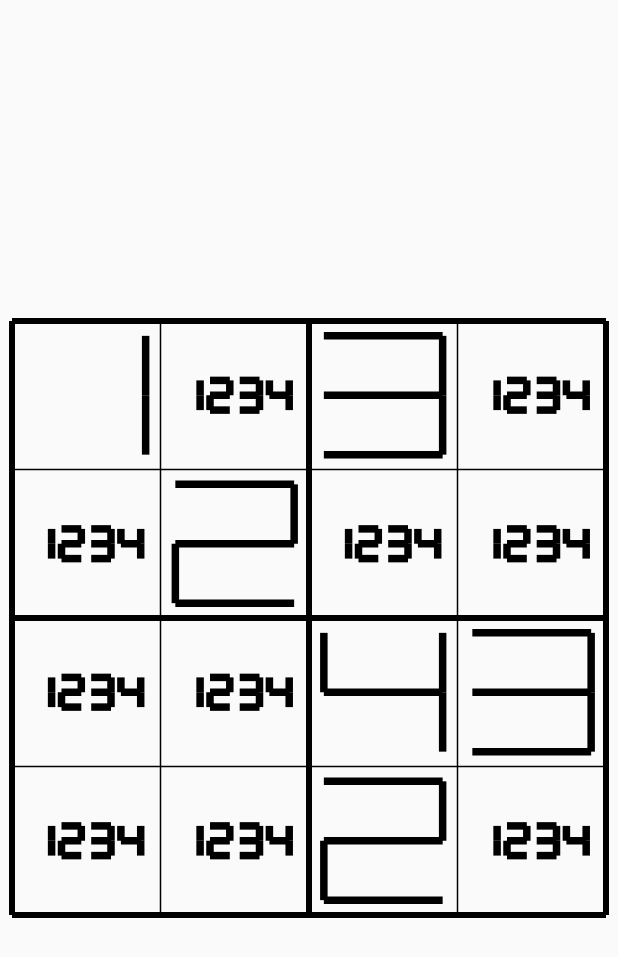
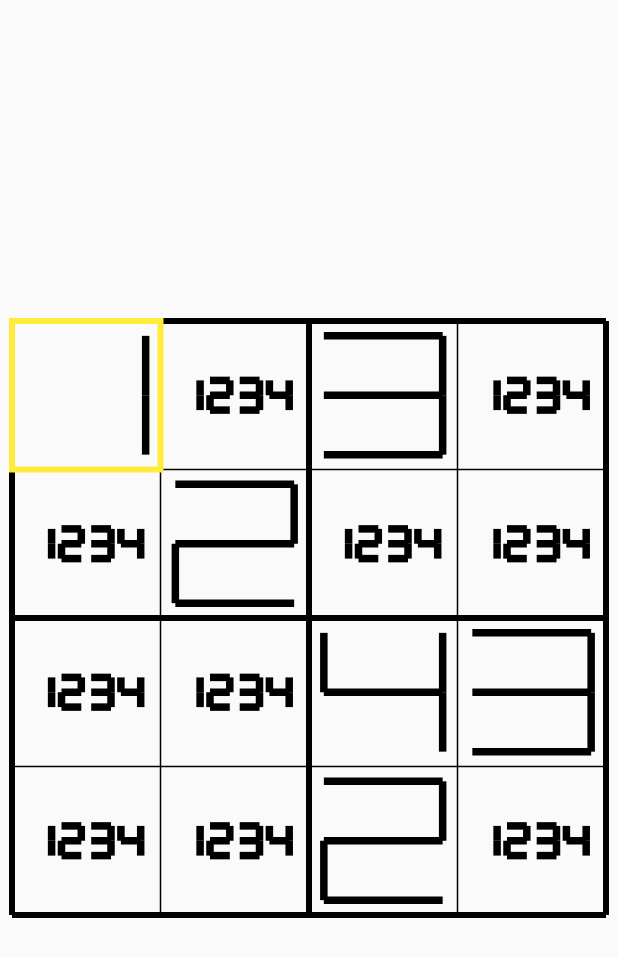
Before and after one commit to treeplate/sudoku, a Flutter app: the screen it shows after launch, on a phone screen of 412 x 824 dp. Shown: the top 957 px of the screen. Run offline on Flutter 3.47's test engine with Material 2 defaults, Android fonts, the phone set to English and light mode, and no system bars.

Commit message:
add select support

```diff
--- a/lib/gridDrawer.dart
+++ b/lib/gridDrawer.dart
@@ -7,26 +7,39 @@ class GridDrawer extends StatelessWidget {
   const GridDrawer({
     Key? key,
     required this.values,
+    required this.selected,
   }) : super(key: key);
-
+  final int selected;
   final List<List<int>> values;
 
   @override
   Widget build(BuildContext context) {
     return CustomPaint(
-      painter: GridPainter(values),
+      painter: GridPainter(values, selected),
     );
   }
 }
 
 class GridPainter extends CustomPainter {
-  GridPainter(this.values)
-    : assert(math.sqrt(values.length) % 1 == 0),
-      assert(math.sqrt(math.sqrt(values.length)) % 1 == 0);
-
-  static final Paint thinLine = Paint()..style = PaintingStyle.stroke..color = Colors.black..strokeWidth = 1.0;
-  static final Paint thickLine = Paint()..style = PaintingStyle.stroke..color = Colors.black..strokeWidth = 4.0;
-  static final Paint redLine = Paint()..style = PaintingStyle.stroke..color = Colors.red;
+  GridPainter(this.values, this.selected)
+      : assert(math.sqrt(values.length) % 1 == 0),
+        assert(math.sqrt(math.sqrt(values.length)) % 1 == 0);
+  final int selected;
+  static final Paint thinLine = Paint()
+    ..style = PaintingStyle.stroke
+    ..color = Colors.black
+    ..strokeWidth = 1.0;
+  static final Paint thickLine = Paint()
+    ..style = PaintingStyle.stroke
+    ..color = Colors.black
+    ..strokeWidth = 4.0;
+  static final Paint redLine = Paint()
+    ..style = PaintingStyle.stroke
+    ..color = Colors.red;
+    static final Paint yellowLine = Paint()
+    ..style = PaintingStyle.stroke
+    ..color = Colors.yellow
+    ..strokeWidth = 4.0;
 
   final List<List<int>> values;
 
@@ -40,28 +53,38 @@ class GridPainter extends CustomPainter {
 
   @override
   void paint(Canvas canvas, Size size) {
-    final double cellDim = size.shortestSide/dim;
+    final double cellDim = size.shortestSide / dim;
     final double padding = cellDim / 10.0;
     for (int x = 0; x < dim + 1; x += 1) {
-      canvas.drawLine(Offset(x * cellDim, 0), Offset(x * cellDim, cellDim * dim), x % blockSize == 0 ? thickLine : thinLine);
+      canvas.drawLine(
+          Offset(x * cellDim, 0),
+          Offset(x * cellDim, cellDim * dim),
+          x % blockSize == 0 ? thickLine : thinLine);
     }
     for (int y = 0; y < dim + 1; y += 1) {
-      canvas.drawLine(Offset(0, y * cellDim), Offset(cellDim * dim, y * cellDim), y % blockSize == 0 ? thickLine : thinLine);
+      canvas.drawLine(
+          Offset(0, y * cellDim),
+          Offset(cellDim * dim, y * cellDim),
+          y % blockSize == 0 ? thickLine : thinLine);
     }
     for (int y = 0; y < dim; y += 1) {
       for (int x = 0; x < dim; x += 1) {
         final List<int> centers = values[x + (y * dim)];
+        if(x + y * dim == selected) canvas.drawRect(Offset((x) * cellDim, (y) * cellDim) & Size.square(cellDim/1), yellowLine);
         if (centers.isNotEmpty) {
-          final double digitPadding = centers.length > 1 ? padding / (centers.length - 1) : 0.0;
+          final double digitPadding =
+              centers.length > 1 ? padding / (centers.length - 1) : 0.0;
           final double digitWidth = (cellDim - padding * 2.0) / centers.length;
           final double digitY = (y + 0.5) * cellDim - digitWidth / 2.0;
           double digitX = x * cellDim + padding;
           for (int digit in centers) {
-            drawNumber(canvas, digitX + digitPadding, digitY, digitWidth - digitPadding * 2.0, digitWidth, digit);
+            drawNumber(canvas, digitX + digitPadding, digitY,
+                digitWidth - digitPadding * 2.0, digitWidth, digit);
             digitX += digitWidth;
           }
         } else {
-          canvas.drawCircle(Offset((x + 0.5) * cellDim, (y + 0.5) * cellDim), cellDim / 4.0, redLine);
+          canvas.drawCircle(Offset((x + 0.5) * cellDim, (y + 0.5) * cellDim),
+              cellDim / 4.0, redLine);
         }
       }
     }
--- a/lib/logic.dart
+++ b/lib/logic.dart
@@ -82,6 +82,9 @@ class SudokuGrid {
   SudokuGrid removeCenter(int x, int y, int center) {
     return fill(x, y, position(x, y).toList()..remove(center));
   }
+  SudokuGrid addCenter(int x, int y, int center) {
+    return fill(x, y, position(x, y).toList()..add(center));
+  }
 
   static SudokuGrid fromStrings(List<String> rows) {
     List<List<int>> list = [];
--- a/lib/main.dart
+++ b/lib/main.dart
@@ -8,7 +8,7 @@ void main() {
 }
 
 class MyApp extends StatefulWidget {
-  const MyApp({ Key? key }): super(key: key);
+  const MyApp({Key? key}) : super(key: key);
 
   @override
   _MyAppState createState() => _MyAppState();
@@ -21,16 +21,39 @@ class _MyAppState extends State<MyApp> {
     "..43",
     "..2.",
   ]);
+  int selected = 0;
   @override
   Widget build(BuildContext context) {
-    return SudokuDrawer(grid: grid);
+    return LayoutBuilder(
+        builder: (BuildContext context, BoxConstraints constraints) {
+      return GestureDetector(
+        child: SudokuDrawer(grid: grid, selected: selected),
+        onTapDown: (TapDownDetails details) {
+          setState(() {
+            double padding = (constraints.biggest.longestSide -
+                constraints.biggest.shortestSide) / 2;
+            Offset offsetPadding =
+                constraints.biggest.longestSide == constraints.maxWidth
+                    ? Offset(padding, 0)
+                    : Offset(0, padding);
+            var pixelsPerGridCell = (constraints.biggest.shortestSide / grid.dim);
+                        Offset gridOffset = (details.localPosition - offsetPadding) /
+                            pixelsPerGridCell;
+            selected = (gridOffset.dy.truncate() * grid.dim +
+                gridOffset.dx.truncate());
+          });
+        },
+      );
+    });
   }
 }
 
 class SudokuDrawer extends StatelessWidget {
-  const SudokuDrawer({ Key? key, required this.grid }) : super(key: key);
+  const SudokuDrawer({Key? key, required this.grid, required this.selected})
+      : super(key: key);
 
   final SudokuGrid grid;
+  final int selected;
 
   @override
   Widget build(BuildContext context) {
@@ -40,7 +63,7 @@ class SudokuDrawer extends StatelessWidget {
         child: Center(
           child: AspectRatio(
             aspectRatio: 1.0,
-            child: GridDrawer(values: grid.values),
+            child: GridDrawer(values: grid.values, selected: selected),
           ),
         ),
       ),
```
